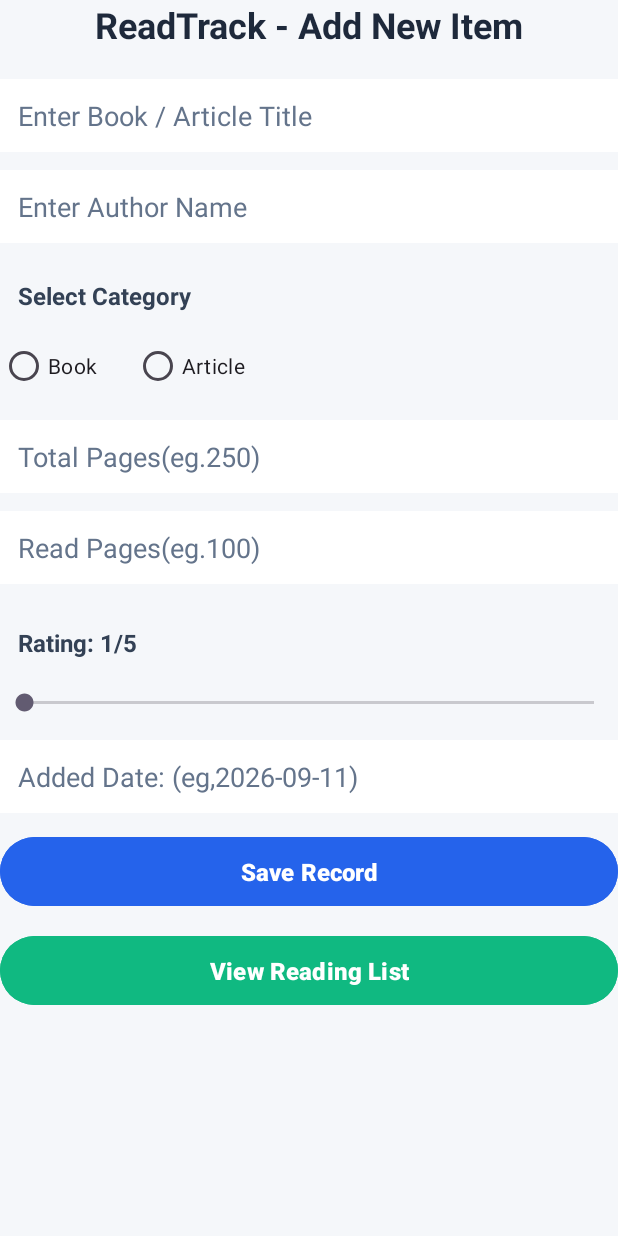
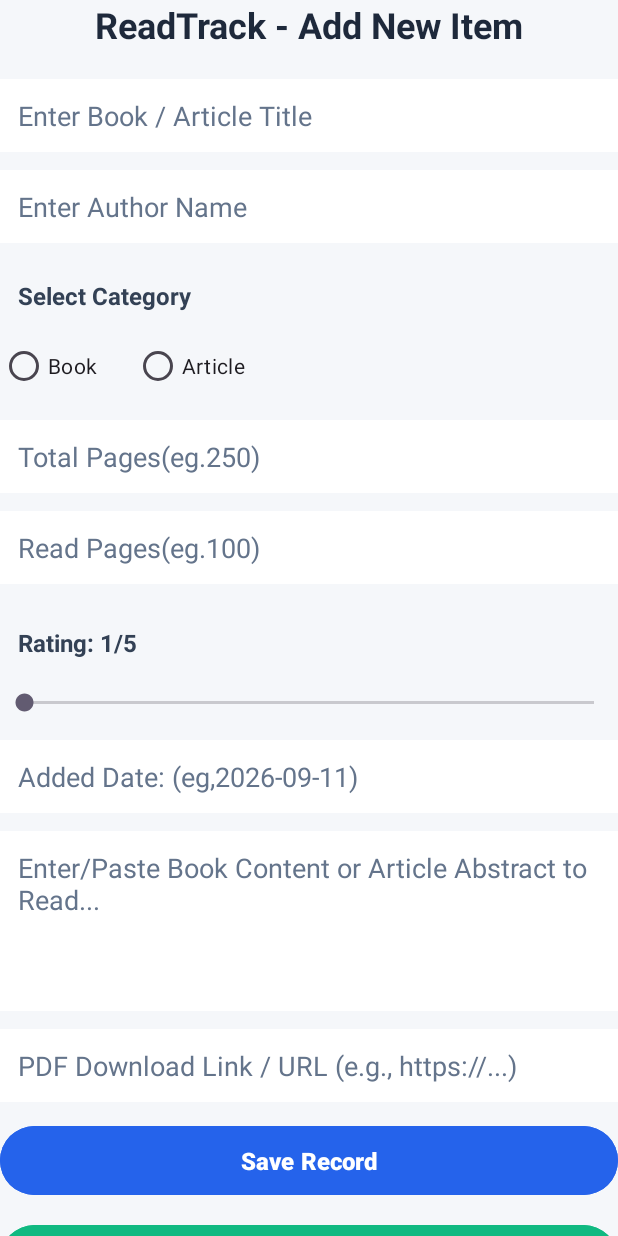
Before and after one commit to Chamuditha20/bookapp, an Android app: the screen it shows after launch (MainActivity), on a phone screen of 412 x 824 dp. Run offline under Robolectric (Android 15) with nearby library versions, the phone set to English and light mode, and no system bars.

Commit message:
feat: add content and pdfUrl columns to books table in DBHelper

```diff
--- a/app/src/main/res/layout/activity_main.xml
+++ b/app/src/main/res/layout/activity_main.xml
@@ -126,6 +126,29 @@
             android:layout_marginBottom="12dp"
             android:textColorHint="#64748B"
             android:textColor="#0F172A"/>
+        <EditText
+            android:id="@+id/etContent"
+            android:layout_width="match_parent"
+            android:layout_height="120dp"
+            android:hint="Enter/Paste Book Content or Article Abstract to Read..."
+            android:textColorHint="#64748B"
+            android:textColor="#0F172A"
+            android:inputType="textMultiLine"
+            android:gravity="top|start"
+            android:padding="12dp"
+            android:background="#FFFFFF"
+            android:layout_marginBottom="12dp" />
+        <EditText
+            android:id="@+id/etPdfUrl"
+            android:layout_width="match_parent"
+            android:layout_height="wrap_content"
+            android:hint="PDF Download Link / URL (e.g., https://...)"
+            android:textColorHint="#64748B"
+            android:textColor="#0F172A"
+            android:inputType="textUri"
+            android:padding="12dp"
+            android:background="#FFFFFF"
+            android:layout_marginBottom="12dp" />
         <Button
             android:layout_width="match_parent"
             android:layout_height="wrap_content"
```
Also changed, not shown: app/src/main/java/com/example/myapp/DBHelper.java (+8 -2 lines).
